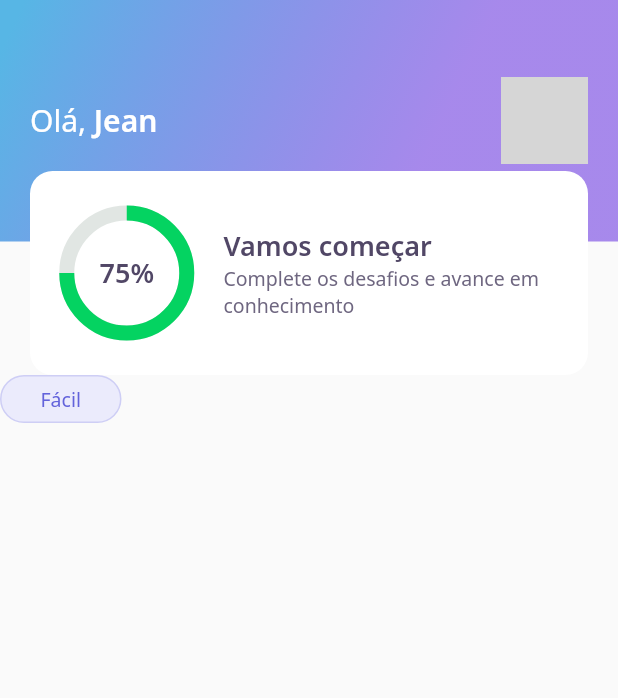
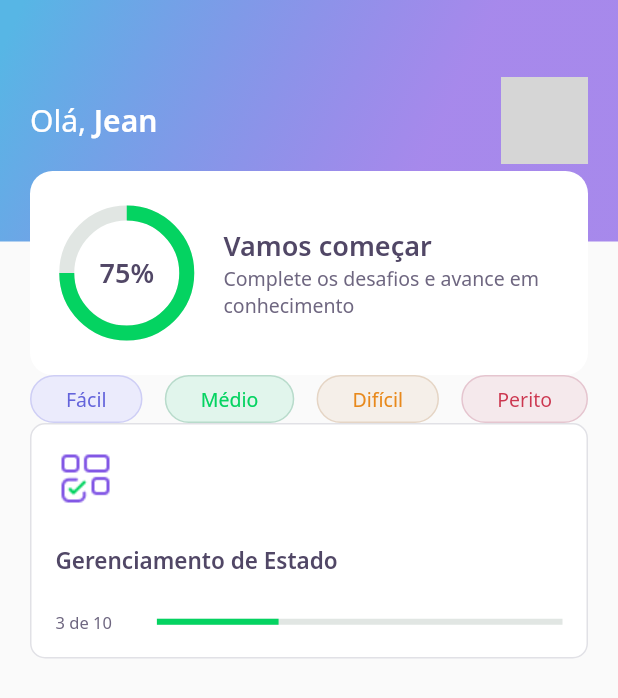
Before and after one commit to JeanBauch/devquiz-flutter, a Flutter app: the screen it shows after launch, on a phone screen of 412 x 824 dp. Shown: the top 698 px of the screen. Run offline on Flutter 3.47's test engine with Material 2 defaults, Android fonts, the phone set to English and light mode, and no system bars; our stand-ins replace google_fonts; network calls fail; grey boxes are pictures that could not be loaded.

Commit message:
button level & CardProgressBar

```diff
--- a/lib/home/home_page.dart
+++ b/lib/home/home_page.dart
@@ -1,5 +1,6 @@
 import 'package:DevQuiz/home/widgets/appbar/app_bar_widget.dart';
 import 'package:DevQuiz/home/widgets/level_button/level_button_widget.dart';
+import 'package:DevQuiz/home/widgets/quiz_card/quiz_card_widget.dart';
 import 'package:flutter/material.dart';
 
 class HomePage extends StatefulWidget {
@@ -14,7 +15,24 @@ class _HomePageState extends State<HomePage> {
   Widget build(BuildContext context) {
     return Scaffold(
       appBar: AppBarWidget(),
-      body: LevelButtonWidget(label: "Fácil",),
+      body: Padding(
+        padding: const EdgeInsets.symmetric(horizontal: 20),
+        child: Column(
+          children: [
+            Row(
+              mainAxisAlignment: MainAxisAlignment.spaceBetween,
+              children: [
+                LevelButtonWidget(label: "Fácil",),
+                LevelButtonWidget(label: "Médio",),
+                LevelButtonWidget(label: "Difícil",),
+                LevelButtonWidget(label: "Perito",),
+              ],
+            ),
+
+            QuizCardWidget()
+          ],
+        ),
+      )
     );
   }
 }
--- a/lib/home/widgets/level_button/level_button_widget.dart
+++ b/lib/home/widgets/level_button/level_button_widget.dart
@@ -5,25 +5,52 @@ import 'package:google_fonts/google_fonts.dart';
 
 class LevelButtonWidget extends StatelessWidget {
   final String label;
-  const LevelButtonWidget({ Key? key, required this.label }) : super(key: key);
+  LevelButtonWidget({ Key? key, required this.label }) :  assert(["Fácil", "Médio", "Difícil", "Perito"].contains(label)), super(key: key);
+
+  final config = {
+    "Fácil": {
+      "color" : AppColors.levelButtonFacil,
+      "borderColor" : AppColors.levelButtonBorderFacil,
+      "fontColor" : AppColors.levelButtonTextFacil,
+    },
+    "Médio": {
+      "color" : AppColors.levelButtonMedio,
+      "borderColor" : AppColors.levelButtonBorderMedio,
+      "fontColor" : AppColors.levelButtonTextMedio,
+    },
+    "Difícil": {
+      "color" : AppColors.levelButtonDificil,
+      "borderColor" : AppColors.levelButtonBorderDificil,
+      "fontColor" : AppColors.levelButtonTextDificil,
+    },
+    "Perito": {
+      "color" : AppColors.levelButtonPerito,
+      "borderColor" : AppColors.levelButtonBorderPerito,
+      "fontColor" : AppColors.levelButtonTextPerito,
+    },
+  };
+
+  Color get color => config[label]!['color']!;
+  Color get borderColor => config[label]!['borderColor']!;
+  Color get fontColor => config[label]!['fontColor']!;
 
   @override
   Widget build(BuildContext context) {
     return Container(
       decoration: BoxDecoration(
-        color: AppColors.levelButtonFacil,
+        color: color,
         border: Border.fromBorderSide(BorderSide(
-          color: AppColors.levelButtonBorderFacil,
+          color: borderColor,
         )),
         borderRadius: BorderRadius.circular(28)
       ),
       child:
         Padding(
-          padding: const EdgeInsets.symmetric(horizontal: 26, vertical: 6),
+          padding: const EdgeInsets.symmetric(horizontal: 23, vertical: 6),
           child: Text(
-            "Fácil",
+            label,
             style: GoogleFonts.notoSans(
-              color: AppColors.levelButtonTextFacil,
+              color: fontColor,
             fontSize: 13
             )
           ),
--- /dev/null
+++ b/lib/home/widgets/quiz_card/quiz_card_widget.dart
@@ -0,0 +1,59 @@
+import 'package:DevQuiz/core/app_colors.dart';
+import 'package:DevQuiz/core/app_text_styles.dart';
+import 'package:DevQuiz/core/core.dart';
+import 'package:flutter/material.dart';
+
+class QuizCardWidget extends StatelessWidget {
+  const QuizCardWidget({ Key? key }) : super(key: key);
+
+  @override
+  Widget build(BuildContext context) {
+    return Container(
+      padding: EdgeInsets.all(16),
+      decoration: BoxDecoration(
+        border: Border.fromBorderSide(BorderSide(color: AppColors.border)),
+        color: AppColors.white,
+        borderRadius: BorderRadius.circular(10),
+      ),
+      child: Column(
+        crossAxisAlignment: CrossAxisAlignment.start,
+        children: [
+          Container(
+            height: 40,
+            width: 40,
+            child: Image.asset(AppImages.blocks),
+          ),
+          SizedBox(
+            height: 24,
+          ),
+          Text(
+            "Gerenciamento de Estado",
+            style: AppTextStyles.heading15,
+          ),
+          SizedBox(
+            height: 24,
+          ),
+          Row(
+            children: [
+              Expanded(
+                flex: 1,
+                child: Text(
+                  "3 de 10",
+                  style: AppTextStyles.body11,
+                ),
+              ),
+              Expanded(
+                flex: 4,
+                child: LinearProgressIndicator(
+                  value: 0.3,
+                  backgroundColor: AppColors.chartSecondary,
+                  valueColor: AlwaysStoppedAnimation<Color>(AppColors.chartPrimary),
+                ),
+              )
+            ],
+          )
+        ],
+      ),
+    );
+  }
+}
```
